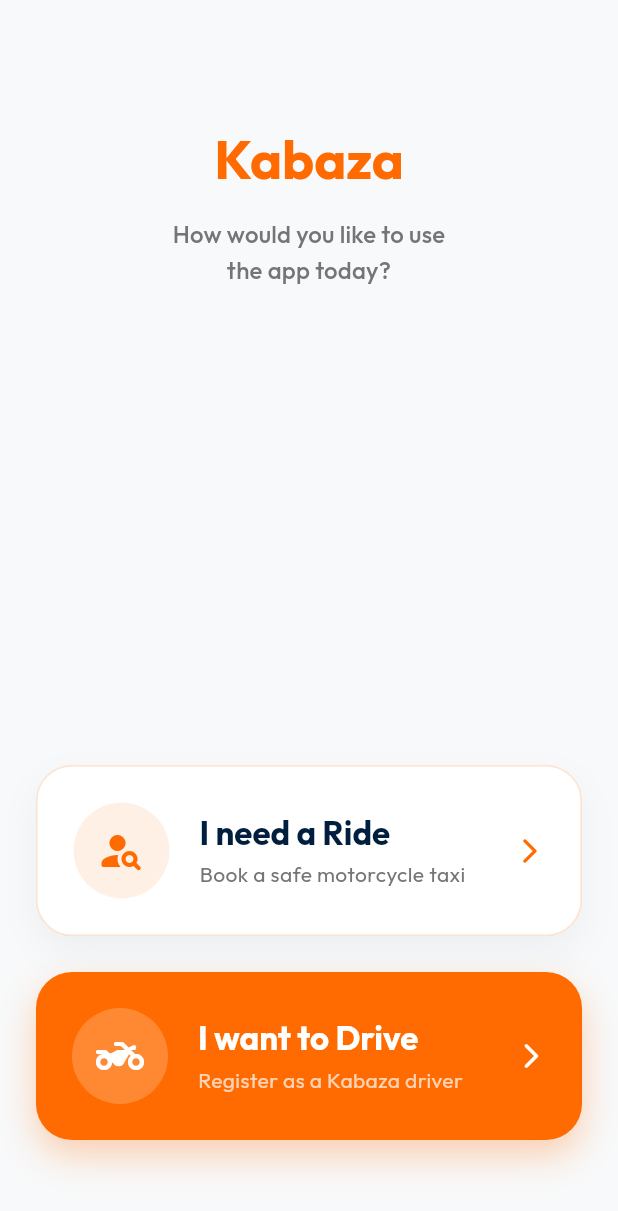
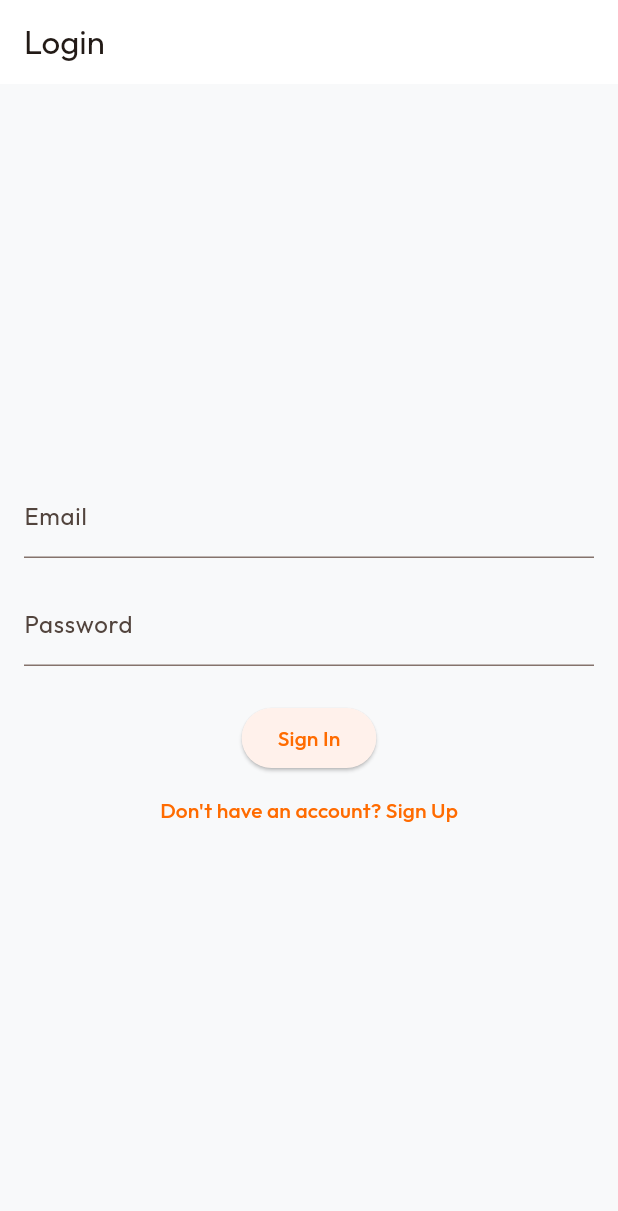
Before and after one commit to Hassan2317/Kabaza-Mw, a Flutter app: the screen it shows after launch, on a phone screen of 412 x 824 dp. Shown: the top 1211 px of the screen. Run offline on Flutter 3.47's test engine with Material 3 defaults, Android fonts, the phone set to English and light mode, and no system bars; our stand-ins replace firebase_auth, firebase_core, flutter_riverpod, google_fonts; accounts and stored records are empty.

Commit message:
Firebase integration

```diff
--- /dev/null
+++ b/lib/auth/auth_gate.dart
@@ -0,0 +1,29 @@
+import 'package:flutter/material.dart';
+import 'package:flutter_riverpod/flutter_riverpod.dart';
+import 'auth_service.dart';
+import 'login_screen.dart';
+import 'role_selection_screen.dart';
+
+class AuthGate extends ConsumerWidget {
+  const AuthGate({super.key});
+
+  @override
+  Widget build(BuildContext context, WidgetRef ref) {
+    final authStateAsync = ref.watch(authStateChangesProvider);
+
+    return authStateAsync.when(
+      data: (user) {
+        if (user != null) {
+          return const RoleSelectionScreen();
+        }
+        return const LoginScreen();
+      },
+      loading: () => const Scaffold(
+        body: Center(child: CircularProgressIndicator()),
+      ),
+      error: (e, trace) => Scaffold(
+        body: Center(child: Text('Authentication error: ${e.toString()}')),
+      ),
+    );
+  }
+}
--- /dev/null
+++ b/lib/auth/auth_service.dart
@@ -0,0 +1,33 @@
+import 'package:firebase_auth/firebase_auth.dart';
+import 'package:flutter_riverpod/flutter_riverpod.dart';
+
+final firebaseAuthProvider = Provider<FirebaseAuth>((ref) {
+  return FirebaseAuth.instance;
+});
+
+final authServiceProvider = Provider<AuthService>((ref) {
+  return AuthService(ref.watch(firebaseAuthProvider));
+});
+
+final authStateChangesProvider = StreamProvider<User?>((ref) {
+  return ref.watch(authServiceProvider).authStateChanges;
+});
+
+class AuthService {
+  final FirebaseAuth _firebaseAuth;
+  AuthService(this._firebaseAuth);
+
+  Stream<User?> get authStateChanges => _firebaseAuth.authStateChanges();
+
+  Future<void> signInWithEmailAndPassword(String email, String password) async {
+    await _firebaseAuth.signInWithEmailAndPassword(email: email, password: password);
+  }
+
+  Future<void> signUpWithEmailAndPassword(String email, String password) async {
+    await _firebaseAuth.createUserWithEmailAndPassword(email: email, password: password);
+  }
+
+  Future<void> signOut() async {
+    await _firebaseAuth.signOut();
+  }
+}
--- /dev/null
+++ b/lib/auth/login_screen.dart
@@ -0,0 +1,90 @@
+import 'package:flutter/material.dart';
+import 'package:flutter_riverpod/flutter_riverpod.dart';
+import 'auth_service.dart';
+import 'role_selection_screen.dart';
+
+class LoginScreen extends ConsumerStatefulWidget {
+  const LoginScreen({super.key});
+
+  @override
+  ConsumerState<LoginScreen> createState() => _LoginScreenState();
+}
+
+class _LoginScreenState extends ConsumerState<LoginScreen> {
+  final _emailController = TextEditingController();
+  final _passwordController = TextEditingController();
+  bool _isLoading = false;
+  bool _isSignUp = false;
+
+  Future<void> _submit() async {
+    setState(() => _isLoading = true);
+    try {
+      if (_isSignUp) {
+        await ref.read(authServiceProvider).signUpWithEmailAndPassword(
+              _emailController.text,
+              _passwordController.text,
+            );
+      } else {
+        await ref.read(authServiceProvider).signInWithEmailAndPassword(
+              _emailController.text,
+              _passwordController.text,
+            );
+      }
+
+      if (mounted) {
+        Navigator.of(context).pushReplacement(
+          MaterialPageRoute(builder: (_) => const RoleSelectionScreen()),
+        );
+      }
+    } catch (e) {
+      if (mounted) {
+        ScaffoldMessenger.of(context).showSnackBar(
+          SnackBar(content: Text(e.toString())),
+        );
+      }
+    } finally {
+      if (mounted) setState(() => _isLoading = false);
+    }
+  }
+
+  @override
+  Widget build(BuildContext context) {
+    return Scaffold(
+      appBar: AppBar(title: Text(_isSignUp ? 'Sign Up' : 'Login')),
+      body: Padding(
+        padding: const EdgeInsets.all(16.0),
+        child: Column(
+          mainAxisAlignment: MainAxisAlignment.center,
+          children: [
+            TextField(
+              controller: _emailController,
+              decoration: const InputDecoration(labelText: 'Email'),
+              keyboardType: TextInputType.emailAddress,
+            ),
+            const SizedBox(height: 16),
+            TextField(
+              controller: _passwordController,
+              decoration: const InputDecoration(labelText: 'Password'),
+              obscureText: true,
+            ),
+            const SizedBox(height: 24),
+            _isLoading
+                ? const CircularProgressIndicator()
+                : ElevatedButton(
+                    onPressed: _submit,
+                    child: Text(_isSignUp ? 'Register' : 'Sign In'),
+                  ),
+            TextButton(
+              onPressed: () => setState(() => _isSignUp = !_isSignUp),
+              child: Text(
+                _isSignUp
+                    ? 'Already have an account? Login'
+                    : 'Don\'t have an account? Sign Up',
+              ),
+            ),
+          ],
+        ),
+      ),
+    );
+  }
+}
--- a/lib/main.dart
+++ b/lib/main.dart
@@ -1,9 +1,17 @@
 import 'package:flutter/material.dart';
 import 'package:flutter_riverpod/flutter_riverpod.dart';
+import 'package:firebase_core/firebase_core.dart';
+import 'firebase_options.dart';
 import 'core/theme/app_theme.dart';
-import 'auth/role_selection_screen.dart';
+import 'auth/auth_gate.dart';
 
-void main() {
+void main() async {
+  WidgetsFlutterBinding.ensureInitialized();
+  if (Firebase.apps.isEmpty) {
+    await Firebase.initializeApp(
+      options: DefaultFirebaseOptions.currentPlatform,
+    );
+  }
   runApp(const ProviderScope(child: KabazaApp()));
 }
 
@@ -16,7 +24,7 @@
       title: 'Kabaza - Safe Travel',
       debugShowCheckedModeBanner: false,
       theme: AppTheme.lightTheme,
-      home: const RoleSelectionScreen(),
+      home: const AuthGate(),
     );
   }
 }
--- a/pubspec.yaml
+++ b/pubspec.yaml
@@ -37,6 +37,8 @@
   google_fonts: ^8.2.1
   image_picker: ^1.2.3
   flutter_riverpod: ^2.6.1
+  firebase_core: ^4.14.0
+  firebase_auth: ^6.6.1
 
 dev_dependencies:
   flutter_test:
```
Also changed, not shown: google-services.json (added, +29 -0 lines), lib/firebase_options.dart (added), pubspec.lock, 4 other files.
